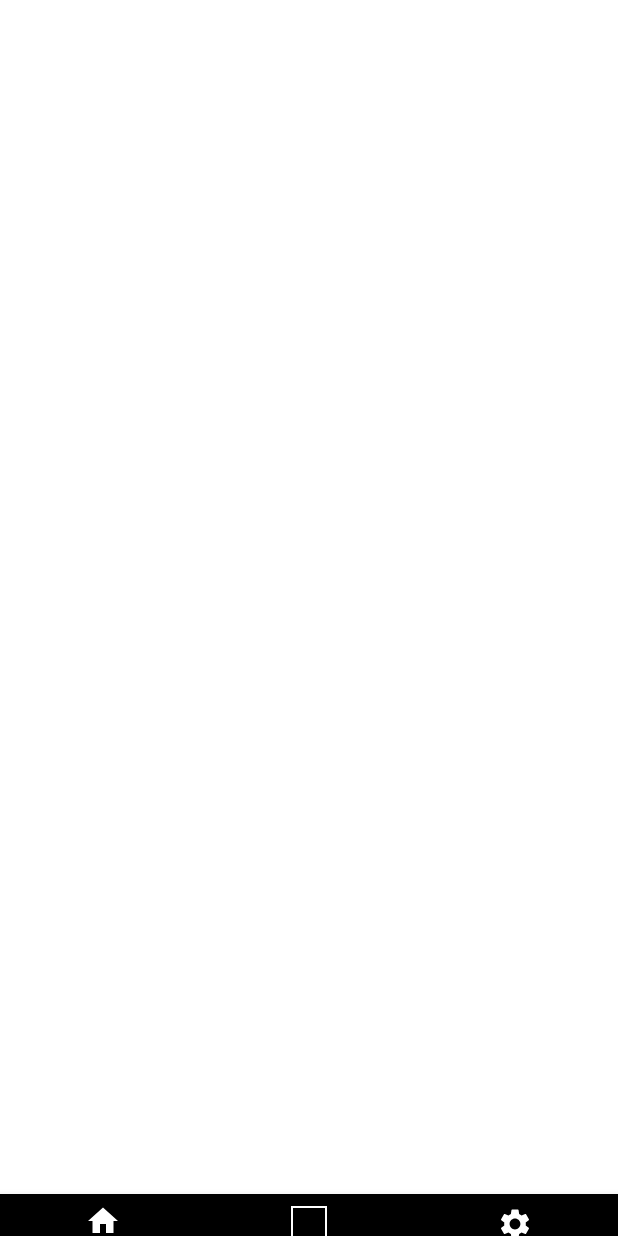
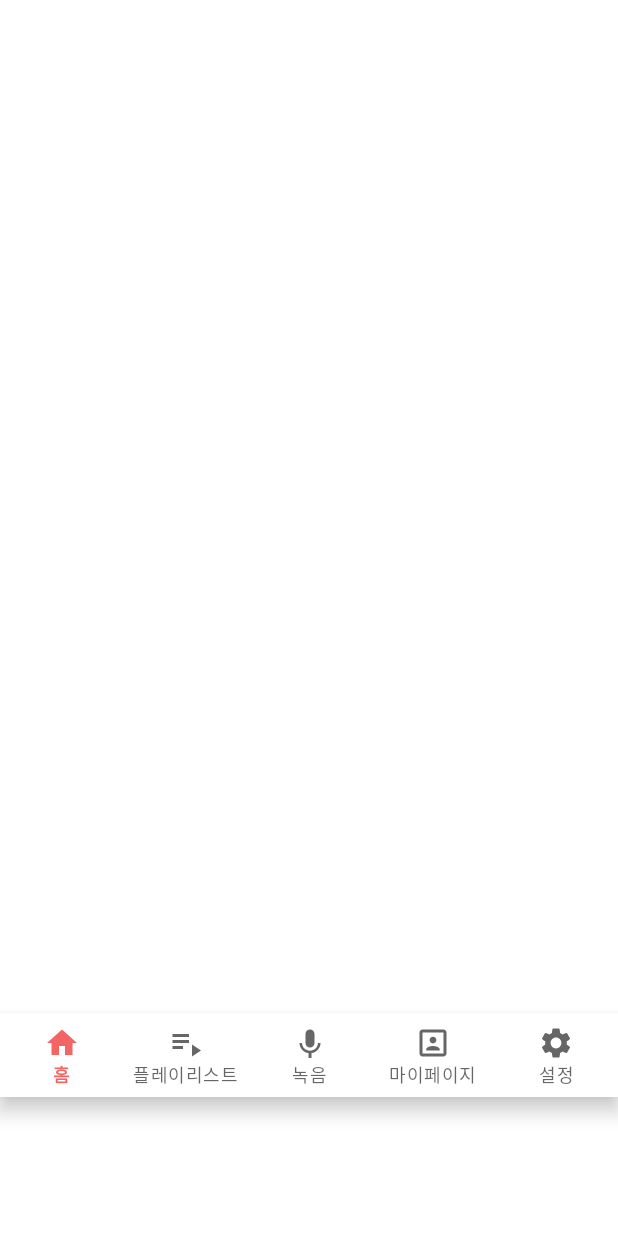
Before and after one commit to OhYunTaek123/coversong, an Android app: the layout activity_board.xml on its own in the app's theme, with its tools: preview values and no code run, on a phone screen of 412 x 824 dp. Run offline under Robolectric (Android 15) with nearby library versions, the phone set to English and light mode, and no system bars.

Commit message:
4.2
하단 탭 및 메인 화면 구축(디자인은 아직)

```diff
--- /dev/null
+++ b/app/src/main/res/drawable/ic_mic.xml
@@ -0,0 +1,5 @@
+<vector android:height="24dp" android:tint="#000000"
+    android:viewportHeight="24" android:viewportWidth="24"
+    android:width="24dp" xmlns:android="http://schemas.android.com/apk/res/android">
+    <path android:fillColor="@android:color/white" android:pathData="M12,15c1.66,0 2.99,-1.34 2.99,-3L15,6c0,-1.66 -1.34,-3 -3,-3S9,4.34 9,6v6c0,1.66 1.34,3 3,3zM17.3,12c0,3 -2.54,5.1 -5.3,5.1S6.7,15 6.7,12L5,12c0,3.42 2.72,6.23 6,6.72L11,22h2v-3.28c3.28,-0.48 6,-3.3 6,-6.72h-1.7z"/>
+</vector>
--- /dev/null
+++ b/app/src/main/res/drawable/ic_playlist.xml
@@ -0,0 +1,8 @@
+<vector android:autoMirrored="true" android:height="24dp"
+    android:tint="#000000" android:viewportHeight="24"
+    android:viewportWidth="24" android:width="24dp" xmlns:android="http://schemas.android.com/apk/res/android">
+    <path android:fillColor="@android:color/white" android:pathData="M3,10h11v2h-11z"/>
+    <path android:fillColor="@android:color/white" android:pathData="M3,6h11v2h-11z"/>
+    <path android:fillColor="@android:color/white" android:pathData="M3,14h7v2h-7z"/>
+    <path android:fillColor="@android:color/white" android:pathData="M16,13l0,8l6,-4z"/>
+</vector>
--- /dev/null
+++ b/app/src/main/res/drawable/ic_profile.xml
@@ -0,0 +1,5 @@
+<vector android:height="24dp" android:tint="#000000"
+    android:viewportHeight="24" android:viewportWidth="24"
+    android:width="24dp" xmlns:android="http://schemas.android.com/apk/res/android">
+    <path android:fillColor="@android:color/white" android:pathData="M12,12.25c1.24,0 2.25,-1.01 2.25,-2.25S13.24,7.75 12,7.75 9.75,8.76 9.75,10s1.01,2.25 2.25,2.25zM16.5,16.25c0,-1.5 -3,-2.25 -4.5,-2.25s-4.5,0.75 -4.5,2.25L7.5,17h9v-0.75zM19,3L5,3c-1.1,0 -2,0.9 -2,2v14c0,1.1 0.9,2 2,2h14c1.1,0 2,-0.9 2,-2L21,5c0,-1.1 -0.9,-2 -2,-2zM19,19L5,19L5,5h14v14z"/>
+</vector>
--- a/app/src/main/res/layout/activity_board.xml
+++ b/app/src/main/res/layout/activity_board.xml
@@ -5,36 +5,28 @@
     xmlns:tools="http://schemas.android.com/tools"
     android:layout_width="match_parent"
     android:layout_height="match_parent"
+    android:orientation="vertical"
     tools:context='.main.BoardActivity'>
 
 
     <FrameLayout
-        android:id="@+id/menu_frame_layout"
+        android:id="@+id/containers"
         android:layout_width="match_parent"
         android:layout_height="match_parent"
-        android:background="#FFFFFF"
-        android:visibility="visible"
-        app:layout_MarginBottom="?attr/actionBarSize"
-        app:layout_constraintBottom_toBottomOf="parent"
-        app:layout_constraintEnd_toEndOf="parent"
-        app:layout_constraintHorizontal_bias="0.0"
-        app:layout_constraintStart_toStartOf="parent"
-        app:layout_constraintTop_toTopOf="parent"
-        app:layout_constraintVertical_bias="0.0" />
+        android:layout_weight="1"
+        />
 
     <com.google.android.material.bottomnavigation.BottomNavigationView
         android:id="@+id/menu_bottom_navigation"
         android:layout_width="match_parent"
-        android:layout_height="wrap_content"
+        android:layout_height="56dp"
         android:layout_gravity="bottom"
-        android:visibility="visible"
-        app:itemIconTint="@color/white"
-        app:itemTextColor="@color/black"
+        android:layout_marginTop="675dp"
+        app:itemBackground="@color/white"
         app:labelVisibilityMode="labeled"
-        app:layout_constraintBottom_toBottomOf="parent"
         app:layout_constraintEnd_toEndOf="parent"
         app:layout_constraintStart_toStartOf="parent"
-        app:layout_constraintTop_toBottomOf="@+id/menu_frame_layout"
+        app:layout_constraintTop_toTopOf="parent"
         app:menu="@menu/board_menu_bottom" />
 
 </androidx.constraintlayout.widget.ConstraintLayout>
--- a/app/src/main/res/menu/board_menu_bottom.xml
+++ b/app/src/main/res/menu/board_menu_bottom.xml
@@ -6,21 +6,35 @@
         android:id="@+id/menu_home"
         android:enabled="true"
         android:icon="@drawable/ic_home"
-        android:title="홈"
+        android:title="@string/menu_home"
         app:showAsAction="ifRoom"/>
 
     <item
         android:id="@+id/menu_playlist"
         android:enabled="true"
-        android:icon="@drawable/border"
-        android:title="플레이리스트"
+        android:icon="@drawable/ic_playlist"
+        android:title="@string/menu_playlist"
+        app:showAsAction="ifRoom"/>
+
+    <item
+        android:id="@+id/menu_mic"
+        android:enabled="true"
+        android:icon="@drawable/ic_mic"
+        android:title="@string/menu_mic"
+        app:showAsAction="ifRoom"/>
+
+    <item
+        android:id="@+id/menu_profile"
+        android:enabled="true"
+        android:icon="@drawable/ic_profile"
+        android:title="@string/menu_profile"
         app:showAsAction="ifRoom"/>
 
     <item
         android:id="@+id/menu_more"
         android:enabled="true"
         android:icon="@drawable/ic_settings"
-        android:title="더보기"
+        android:title="@string/menu_set"
         app:showAsAction="ifRoom"/>
 
 </menu>
--- a/app/src/main/res/values/strings.xml
+++ b/app/src/main/res/values/strings.xml
@@ -9,16 +9,19 @@
     <string name="action_pass">비회원으로 시작하기</string>
 
     <string name="board">게시판</string>
-    <string name="map">지도</string>
     <string name="chat">채팅</string>
     <string name="signin_complete">님 환영합니다</string>
     <string name="signin_fail">로그인 실패</string>
 
     <string name="menu_home">홈</string>
-    <string name="menu_near">내 근처</string>
-    <string name="menu_chat">채팅</string>
+    <string name="menu_playlist">플레이리스트</string>
+    <string name="menu_mic">녹음</string>
     <string name="menu_set">설정</string>
+    <string name="menu_profile">마이페이지</string>
 
+    <string name="covery">COVERY</string>
+    <string name="rangking">실시간 순위</string>
+    <string name="newest">최신 업로드</string>
     <string name="anonymous">익명</string>
 
     <string-array name="blood_type">
--- a/app/src/main/res/values/themes.xml
+++ b/app/src/main/res/values/themes.xml
@@ -1,6 +1,6 @@
 <resources xmlns:tools="http://schemas.android.com/tools">
     <!-- Base application theme. -->
-    <style name="Theme.NeedBlood" parent="Theme.MaterialComponents.DayNight.DarkActionBar">
+    <style name="Theme.Coversong" parent="Theme.MaterialComponents.DayNight.DarkActionBar">
         <!-- Primary brand color. -->
         <item name="colorPrimary">@color/main</item>
         <item name="colorPrimaryVariant">@color/main</item>
@@ -10,13 +10,13 @@
         <item name="colorSecondaryVariant">@color/teal_700</item>
         <item name="colorOnSecondary">@color/black</item>
         <!-- Status bar color. -->
-        <item name="android:statusBarColor" tools:targetApi="l">?attr/colorPrimaryVariant</item>
+        <item name="android:statusBarColor" tools:targetApi="21">?attr/colorPrimaryVariant</item>
         <!-- Customize your theme here. -->
         <item name="windowNoTitle">false</item>
         <item name="windowActionBar">true</item>
     </style>
 
-    <style name="SplashTheme" parent="Theme.NeedBlood">
+    <style name="SplashTheme" parent="">
         <!-- Customize your theme here. -->
         <item name="windowNoTitle">true</item>
         <item name="windowActionBar">false</item>
```
Also changed, not shown: app/build.gradle (+6 -5 lines), app/src/main/java/com/example/coversong/fragment/BoardMic.java (added, +25 -0 lines), app/src/main/java/com/example/coversong/fragment/BoardProfile.java (added, +25 -0 lines), app/src/main/java/com/example/coversong/main/BoardActivity.java (+12 -0 lines), app/src/main/res/layout/fragment_board_home.xml (+31 -4 lines), app/src/main/res/layout/fragment_board_mic.xml (added, +17 -0 lines), app/src/main/res/layout/fragment_board_profile.xml (added, +17 -0 lines), app/src/main/res/menu/menu_board.xml (deleted, +0 -31 lines), app/src/main/res/menu/menu_element.xml (deleted, +0 -10 lines), app/src/main/res/menu/menu_write.xml (deleted, +0 -7 lines).
